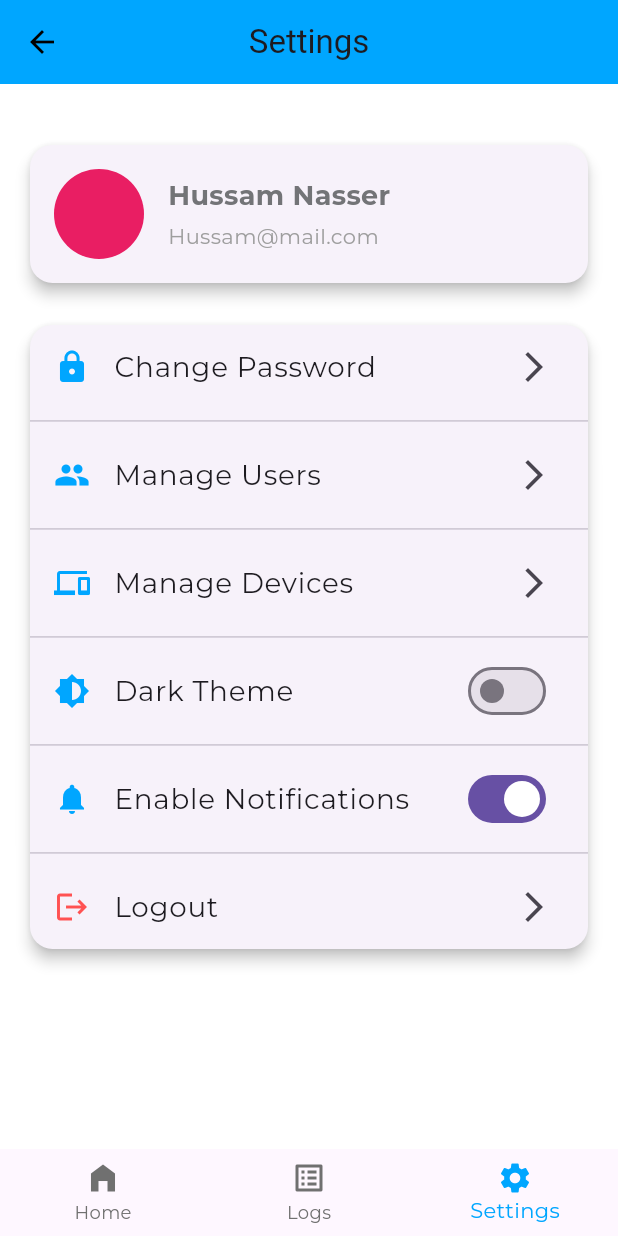
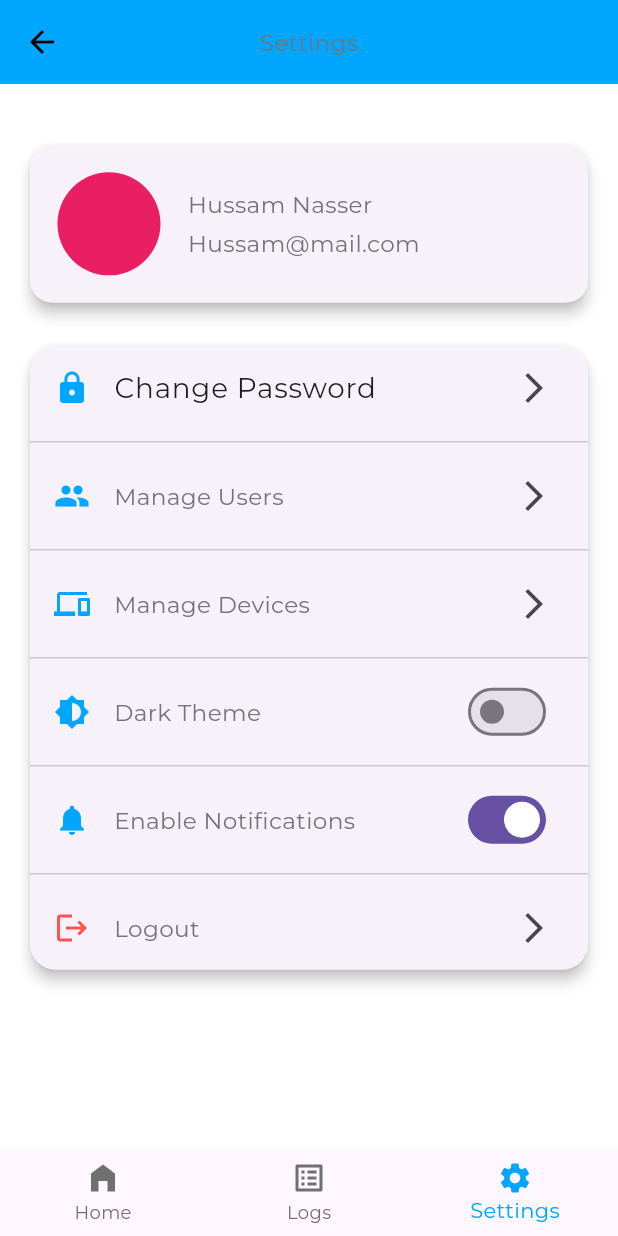
Before and after one commit to hussam38/Lockly, a Flutter app: the LayoutScreen screen opened by its route, item 3 of the bottom bar chosen, on a phone screen of 412 x 824 dp. Run offline on Flutter 3.47's test engine with Material 3 defaults, Android fonts, the phone set to English and light mode, and no system bars; our stand-ins replace firebase_core, flutter_screenutil, flutter_svg, get, pin_code_fields; accounts and stored records are empty.

Commit message:
Minor Fixes(#2)

```diff
--- a/lib/shared/screens/layout_screen.dart
+++ b/lib/shared/screens/layout_screen.dart
@@ -22,7 +22,7 @@ class _LayoutScreenState extends State<LayoutScreen> {
   ];
   List<Widget> admin_screens = [
     const AdminHomeScreen(),
-    AdminLogsScreen(),
+    const AdminLogsScreen(),
     const AdminSettingsScreen(),
   ];
   @override
--- a/lib/view/admin/admin_settings.dart
+++ b/lib/view/admin/admin_settings.dart
@@ -11,14 +11,16 @@ class AdminSettingsScreen extends StatefulWidget {
 
 class _AdminSettingsScreenState extends State<AdminSettingsScreen> {
   bool isDarkTheme = false;
-  bool isNotificationsEnabled =
-      true;
+  bool isNotificationsEnabled = true;
 
   @override
   Widget build(BuildContext context) {
     return Scaffold(
       appBar: AppBar(
-        title: const Text('Settings'),
+        title: Text(
+          'Settings',
+          style: Theme.of(context).textTheme.bodyMedium,
+        ),
         backgroundColor: ColorManager.primarycolor,
       ),
       body: ListView(
@@ -30,32 +32,26 @@ class _AdminSettingsScreenState extends State<AdminSettingsScreen> {
             shape: RoundedRectangleBorder(
               borderRadius: BorderRadius.circular(15.0),
             ),
-            child: const Padding(
-              padding: EdgeInsets.all(16.0),
+            child: Padding(
+              padding: EdgeInsets.all(16.0.w),
               child: Row(
                 children: [
                   CircleAvatar(
                     backgroundColor: Colors.pink,
-                    radius: 30.0,
+                    radius: 30.0.w,
                   ),
-                  SizedBox(width: 16.0),
+                  SizedBox(width: 16.0.w),
                   Column(
                     crossAxisAlignment: CrossAxisAlignment.start,
                     children: [
                       Text(
                         'Hussam Nasser',
-                        style: TextStyle(
-                          fontSize: 18.0,
-                          fontWeight: FontWeight.bold,
-                        ),
+                        style: Theme.of(context).textTheme.bodyMedium,
                       ),
-                      SizedBox(height: 4.0),
+                      SizedBox(height: 4.0.h),
                       Text(
                         'Hussam@mail.com',
-                        style: TextStyle(
-                          fontSize: 14.0,
-                          color: Colors.grey,
-                        ),
+                        style: Theme.of(context).textTheme.bodyMedium,
                       ),
                     ],
                   ),
@@ -63,16 +59,17 @@ class _AdminSettingsScreenState extends State<AdminSettingsScreen> {
               ),
             ),
           ),
-          const SizedBox(height: 20),
+          SizedBox(height: 20.0.h),
           Card(
             elevation: 4.0,
             shape: RoundedRectangleBorder(
-              borderRadius: BorderRadius.circular(15.0),
+              borderRadius: BorderRadius.circular(15.0.w),
             ),
             child: Column(
               children: [
                 ListTile(
-                  leading: const Icon(Icons.lock, color: ColorManager.primarycolor),
+                  leading:
+                      const Icon(Icons.lock, color: ColorManager.primarycolor),
                   title: const Text('Change Password'),
                   trailing: const Icon(Icons.arrow_forward_ios),
                   onTap: () {
@@ -81,8 +78,12 @@ class _AdminSettingsScreenState extends State<AdminSettingsScreen> {
                 ),
                 const Divider(),
                 ListTile(
-                  leading: const Icon(Icons.people, color: ColorManager.primarycolor),
-                  title: const Text('Manage Users'),
+                  leading: const Icon(Icons.people,
+                      color: ColorManager.primarycolor),
+                  title: Text(
+                    'Manage Users',
+                    style: Theme.of(context).textTheme.bodyMedium,
+                  ),
                   trailing: const Icon(Icons.arrow_forward_ios),
                   onTap: () {
                     // Handle manage users
@@ -90,8 +91,12 @@ class _AdminSettingsScreenState extends State<AdminSettingsScreen> {
                 ),
                 const Divider(),
                 ListTile(
-                  leading: const Icon(Icons.devices, color: ColorManager.primarycolor),
-                  title: const Text('Manage Devices'),
+                  leading: const Icon(Icons.devices,
+                      color: ColorManager.primarycolor),
+                  title: Text(
+                    'Manage Devices',
+                    style: Theme.of(context).textTheme.bodyMedium,
+                  ),
                   trailing: const Icon(Icons.arrow_forward_ios),
                   onTap: () {
                     // Handle manage devices
@@ -99,7 +104,10 @@ class _AdminSettingsScreenState extends State<AdminSettingsScreen> {
                 ),
                 const Divider(),
                 SwitchListTile(
-                  title: const Text('Dark Theme'),
+                  title: Text(
+                    'Dark Theme',
+                    style: Theme.of(context).textTheme.bodyMedium,
+                  ),
                   value: isDarkTheme,
                   onChanged: (bool value) {
                     setState(() {
@@ -107,11 +115,15 @@ class _AdminSettingsScreenState extends State<AdminSettingsScreen> {
                       // Handle theme change
                     });
                   },
-                  secondary: const Icon(Icons.brightness_6, color: ColorManager.primarycolor),
+                  secondary: const Icon(Icons.brightness_6,
+                      color: ColorManager.primarycolor),
                 ),
                 const Divider(),
                 SwitchListTile(
-                  title: const Text('Enable Notifications'),
+                  title: Text(
+                    'Enable Notifications',
+                    style: Theme.of(context).textTheme.bodyMedium,
+                  ),
                   value: isNotificationsEnabled,
                   onChanged: (bool value) {
                     setState(() {
@@ -119,12 +131,16 @@ class _AdminSettingsScreenState extends State<AdminSettingsScreen> {
                       // Handle notification setting change
                     });
                   },
-                  secondary: const Icon(Icons.notifications, color: ColorManager.primarycolor),
+                  secondary: const Icon(Icons.notifications,
+                      color: ColorManager.primarycolor),
                 ),
                 const Divider(),
                 ListTile(
                   leading: const Icon(Icons.logout, color: Colors.redAccent),
-                  title: const Text('Logout'),
+                  title: Text(
+                    'Logout',
+                    style: Theme.of(context).textTheme.bodyMedium,
+                  ),
                   trailing: const Icon(Icons.arrow_forward_ios),
                   onTap: () {
                     // Handle logout
```
